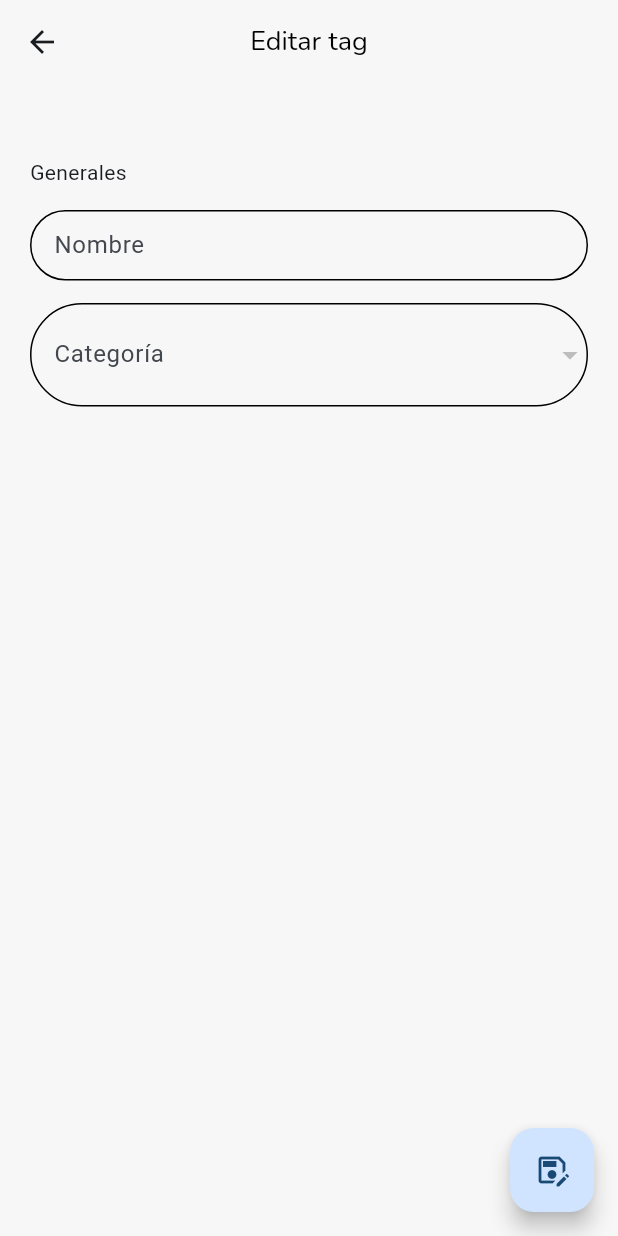
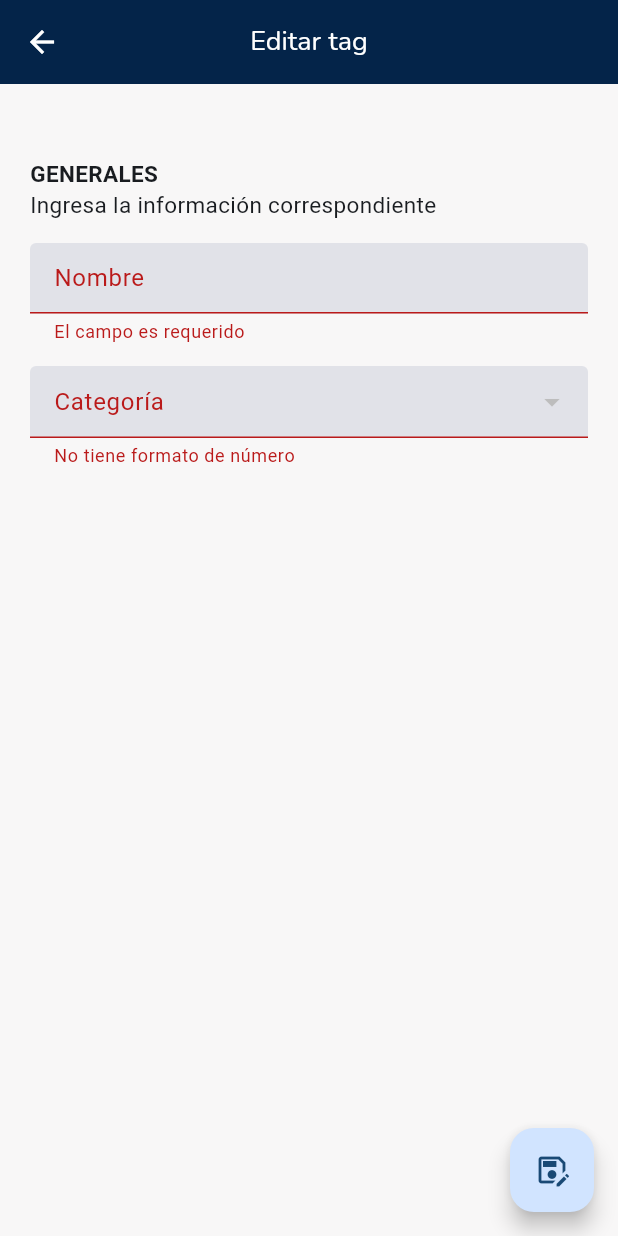
Before and after one commit to ariannosanchez/frontend_leadcenter, a Flutter app: the TagScreen screen opened directly with empty values, after a tap on the "save as" icon, on a phone screen of 412 x 824 dp. Run offline on Flutter 3.47's test engine with Material 3 defaults, Android fonts, the phone set to English and light mode, and no system bars; our stand-ins replace dio, flutter_dotenv, flutter_riverpod, formz, go_router, google_fonts and 1 more; accounts and stored records are empty; network calls fail; project files that could hold a hidden picture were left out.

Commit message:
Implementando dropdownbutton

```diff
--- a/lib/config/theme/app_theme.dart
+++ b/lib/config/theme/app_theme.dart
@@ -4,7 +4,7 @@ import 'package:google_fonts/google_fonts.dart';
 
 const colorSeed = Color(0xff424CB8);
 const scaffoldBackgroundColor = Color(0xFFF8F7F7);
-const mainColor = Color(0xFF091257);
+const mainColor = Color(0xFF042449);
 const secondColor = Color(0xFF0ECE20);
 
 class AppTheme {
@@ -41,9 +41,10 @@ class AppTheme {
     ///* AppBar
     appBarTheme: AppBarTheme(
       centerTitle: true,
-      color: scaffoldBackgroundColor,
+      iconTheme: const IconThemeData( color: Colors.white ),
+      color: mainColor,
       titleTextStyle: GoogleFonts.nunito()
-        .copyWith( fontSize: 18, fontWeight: FontWeight.w400, color: Colors.black ),
+        .copyWith( fontSize: 18, fontWeight: FontWeight.w400, color: Colors.white ),
     )
   );
 
--- a/lib/features/shared/infrastructure/inputs/number.dart
+++ b/lib/features/shared/infrastructure/inputs/number.dart
@@ -30,10 +30,10 @@ class Number extends FormzInput<int, NumberError> {
 
     if ( value.toString().isEmpty || value.toString().trim().isEmpty ) return NumberError.empty;
 
-    final isInteger = int.tryParse( value.toString()) ?? -1;
-    if ( isInteger == -1 ) return NumberError.format;
+    final isInteger = int.tryParse( value.toString()) ?? 0;
+    if ( isInteger == 0 ) return NumberError.format;
 
-    if ( value < 0 ) return NumberError.value;
+    if ( value <= 0 ) return NumberError.value;
 
     return null;
   }
--- a/lib/features/shared/widgets/custom_dropdown_button.dart
+++ b/lib/features/shared/widgets/custom_dropdown_button.dart
@@ -4,7 +4,7 @@ class CustomDropdownButtonField<T> extends StatelessWidget {
   final String? label;
   final String? hint;
   final String? errorMessage;
-  final List<DropdownMenuItem<T>> items;
+  final List<DropdownMenuItem<T>>? items;
   final T? value;
   final Function(T?)? onChanged;
   final Function(T?)? onSaved;
@@ -26,24 +26,18 @@ class CustomDropdownButtonField<T> extends StatelessWidget {
   Widget build(BuildContext context) {
     final colors = Theme.of(context).colorScheme;
 
-    final border = OutlineInputBorder(
-      borderRadius: BorderRadius.circular(40),
-    );
-
     return DropdownButtonFormField<T>(
-      value: value,
+      value: items != null && items!.any((item) => item.value == value) ? value : null,
       items: items,
       onChanged: onChanged,
       onSaved: onSaved,
+      style: const TextStyle( fontSize: 15, color: Colors.black54 ),
       validator: validator,
       decoration: InputDecoration(
         floatingLabelBehavior: FloatingLabelBehavior.auto,
         floatingLabelStyle: const TextStyle(fontWeight: FontWeight.bold, fontSize: 15),
-        enabledBorder: border,
-        focusedBorder: border.copyWith(borderSide: BorderSide(color: colors.primary)),
-        errorBorder: border.copyWith(borderSide: const BorderSide(color: Colors.red)),
-        focusedErrorBorder: border.copyWith(borderSide: const BorderSide(color: Colors.red)),
         isDense: true,
+        filled: true,
         label: label != null ? Text(label!) : null,
         hintText: hint,
         errorText: errorMessage,
--- /dev/null
+++ b/lib/features/shared/widgets/custom_field.dart
@@ -0,0 +1,60 @@
+import 'package:flutter/material.dart';
+
+class CustomField extends StatelessWidget {
+
+  final String? label;
+  final String? hint;
+  final String? helperText;
+  final String? errorMessage;
+  final bool obscureText;
+  final TextInputType? keyboardType;
+  final int maxLines;
+  final String initialValue;
+  final Function(String)? onChanged;
+  final Function(String)? onFieldSubmitted;
+  final String? Function(String?)? validator;
+
+  const CustomField({
+    super.key,
+    this.label,
+    this.hint,
+    this.helperText,
+    this.errorMessage,
+    this.obscureText = false,
+    this.keyboardType = TextInputType.text,
+    this.maxLines = 1,
+    this.initialValue = '',
+    this.onChanged,
+    this.onFieldSubmitted,
+    this.validator,
+  });
+
+  @override
+  Widget build(BuildContext context) {
+
+    final colors = Theme.of(context).colorScheme;
+
+    return TextFormField(
+      onChanged: onChanged,
+      onFieldSubmitted: onFieldSubmitted,
+      validator: validator,
+      obscureText: obscureText,
+      keyboardType: keyboardType,
+      style: const TextStyle( fontSize: 15, color: Colors.black54 ),
+      maxLines: maxLines,
+      initialValue: initialValue,
+      decoration: InputDecoration(
+        floatingLabelBehavior: maxLines > 1 ? FloatingLabelBehavior.always : FloatingLabelBehavior.auto,
+        floatingLabelStyle: const TextStyle(fontWeight: FontWeight.bold, fontSize: 15),
+        isDense: true,
+        filled: true,
+        label: label != null ? Text(label!) : null,
+        hintText: hint,
+        helperText: helperText,
+        errorText: errorMessage,
+        focusColor: colors.primary,
+          // icon: Icon( Icons.supervised_user_circle_outlined, color: colors.primary, )
+      ),
+    );
+  }
+}
--- a/lib/features/tags/infrastructure/datasources/tags_datasource_impl.dart
+++ b/lib/features/tags/infrastructure/datasources/tags_datasource_impl.dart
@@ -36,7 +36,7 @@ class TagsDatasourceImpl extends TagsDatasource {
         url,
         data: tagLike,
         options: Options(
-          method: method,
+          method: method
         )
       );
 
--- a/lib/features/tags/presentation/providers/forms/tag_form_provider.dart
+++ b/lib/features/tags/presentation/providers/forms/tag_form_provider.dart
@@ -1,113 +1,116 @@
+import 'package:flutter_riverpod/flutter_riverpod.dart';
+import 'package:formz/formz.dart';
+import 'package:lead_center/features/shared/infrastructure/inputs/inputs.dart';
+import 'package:lead_center/features/tags/domain/domain.dart';
+import 'package:lead_center/features/tags/presentation/providers/providers.dart';
 
-// import 'package:flutter_riverpod/flutter_riverpod.dart';
-// import 'package:formz/formz.dart';
-// import 'package:lead_center/features/shared/shared.dart';
-// import 'package:lead_center/features/tag_categories/domain/domain.dart';
-// import 'package:lead_center/features/tag_categories/infrastructure/infrastructure.dart';
-// import 'package:lead_center/features/tags/domain/domain.dart';
-// import 'package:lead_center/features/tags/presentation/providers/providers.dart';
+final tagFormProvider = StateNotifierProvider.autoDispose.family<TagFormNotifier, TagFormState, Tag>(
+  (ref, tag) {
+
+    // final createUpdateCallback = ref.watch( tagsRepositoryProvider ).createUpdateTag;
+    final createUpdateCallback = ref.watch( tagsProvider.notifier ).createOrUpdateTag;
+
+    return TagFormNotifier(
+      tag: tag,
+      onSubmitCallback: createUpdateCallback,
+    );
+  }
+);
 
 
-// final tagFormProvider = StateNotifierProvider.autoDispose.family<TagFormNotifier, TagFormState, Tag>(
-//   (ref, tag) {
-//     final createUpdateCallback = ref.watch( tagsProvider.notifier ).createOrUpdateTag;
+class TagFormNotifier extends StateNotifier<TagFormState> {
 
-//     return TagFormNotifier(
-//       tag : tag,
-//       onSubmitCallback: createUpdateCallback,
-//     );
-//   }
-// );
+  final Future<bool> Function( Map<String, dynamic> tagLike )? onSubmitCallback;
+
+  TagFormNotifier({
+    this.onSubmitCallback,
+    required Tag tag,
+  }): super (
+    TagFormState(
+      id: tag.id,
+      name: Name.dirty(tag.name),
+      tagCategory: Number.dirty(tag.tagCategory.id)
+    )
+  );
+
+  Future<bool> onFormSubmit() async {
+    _touchedEverything();
+    if ( !state.isFormValid ) return false;
+
+    if ( onSubmitCallback == null ) return false;
+
+    final tagLike = {
+      'id' : (state.id == 0) ? null : state.id,
+      'name': state.name.value,
+      'tagCategory': state.tagCategory.value
+    };
+
+    try {
+      return await onSubmitCallback!( tagLike );
+
+    } catch (e) {
+      return false;
+    }
+
+  }
+
+  void _touchedEverything() {
+    state = state.copyWith(
+      isFormValid: Formz.validate([
+        Name.dirty(state.name.value),
+      ]),
+    );
+  }
+
+  void onNameChanged( String value ) {
+    state = state.copyWith(
+      name: Name.dirty(value),
+      isFormValid: Formz.validate([
+        Name.dirty(value),
+        Number.dirty(state.tagCategory.value),
+      ])
+    );
+  }
+
+  void onTagCategoryChanged( int value ) {
+    state = state.copyWith(
+      tagCategory: Number.dirty(value),
+      isFormValid: Formz.validate([
+        Name.dirty(state.name.value),
+        Number.dirty(state.tagCategory.value),
+      ])
+    );
+  }
+
+}
 
 
-// class TagFormNotifier extends StateNotifier<TagFormState> {
+class TagFormState {
 
-//   final Future<bool> Function( Map<String, dynamic> tagLike )? onSubmitCallback;
+  final bool isFormValid;
+  final int? id;
+  final Name name;
+  final Number tagCategory;
 
-//   TagFormNotifier({
-//     this.onSubmitCallback,
-//     required Tag tag,
-//   }): super (
-//     TagFormState(
-//       id: tag.id,
-//       name: Name.dirty(tag.name),
-//       tagCategory: Number.dirty(tag.tagCategory.id),
-//     )
-//   );
+  TagFormState({
+    this.isFormValid = false,
+    this.id,
+    this.name = const Name.dirty(''),
+    this.tagCategory = const Number.dirty(0)
+  });
 
-//   void onNameChanged( String value ) {
-//     state = state.copyWith(
-//       name: Name.dirty(value),
-//       isFormValid: Formz.validate([
-//         Name.dirty(value),
-//       ])
-//     );
-//   }
-
-//   void onTagCategoryChanged( int value ) {
-//     state = state.copyWith(
-//       tagCategory: Number.dirty(value),
-//       isFormValid: Formz.validate([
-//         Number.dirty(value),
-//       ])
-//     );
-//   }
-
-//   Future<bool> onFormSubmit() async {
-//     _touchedEverything();
-//     if ( !state.isFormValid ) return false;
-
-//     if ( onSubmitCallback == null ) return false;
-
-//     final tagLike = {
-//       'id': (state.id == 0),
-//       'name': state.name.value,
-//       'tagCategory': TagCategoryMapper.tagCategoryJsonToEntity( ),
-//     };
-
-//     try {
-//       return await onSubmitCallback!(tagLike);
-//     } catch (e) {
-//       return false;
-//     }
-//   }
+  TagFormState copyWith({
+    bool? isFormValid,
+    int?  id,
+    Name? name,
+    Number? tagCategory,
+  }) => TagFormState(
+    isFormValid: isFormValid ?? this.isFormValid,
+    id: id ?? this.id,
+    name: name ?? this.name,
+    tagCategory: tagCategory ?? this.tagCategory,
+  );
 
 
-//   void _touchedEverything() {
-//     state = state.copyWith(
-//       isFormValid: Formz.validate([
-//         Name.dirty(state.name.value),
-//       ])
-//     );
-//   }
 
-// }
-
-// class TagFormState {
-
-//   final bool isFormValid;
-//   final int? id;
-//   final Name name;
-//   final TagCategory tagCategory;
-
-//   TagFormState({
-//     this.isFormValid = false,
-//     this.id,
-//     this.name = const Name.dirty(''),
-//     required this.tagCategory
-//   });
-
-//   TagFormState copyWith({
-//     bool? isFormValid,
-//     int? id,
-//     Name? name,
-//     dynamic tagCategory
-//   }) {
-//     return TagFormState(
-//       isFormValid: isFormValid ?? this.isFormValid,
-//       id: id ?? this.id,
-//       name: name ?? this.name,
-//       tagCategory: tagCategory ?? this.tagCategory
-//     );
-//   }
-// }
+}
--- a/lib/features/tags/presentation/providers/tag_provider.dart
+++ b/lib/features/tags/presentation/providers/tag_provider.dart
@@ -36,7 +36,7 @@ class TagNotifier extends StateNotifier<TagState> {
   Future<void> loadTag() async {
     try {
 
-      if (state.id == 0) {
+      if ( state.id == 0 ) {
         state = state.copyWith(
           isLoading: false,
           tag: newEmptyTag(),
--- a/lib/features/tags/presentation/providers/tags_provider.dart
+++ b/lib/features/tags/presentation/providers/tags_provider.dart
@@ -29,7 +29,7 @@ class TagsNotifier extends StateNotifier<TagsState> {
       final tag = await tagsRepository.createUpdateTag(tagLike);
       final isTagInList = state.tags.any((element) => element.id == tag.id );
 
-      if( !isTagInList ) {
+      if ( !isTagInList ) {
         state = state.copyWith(
           tags: [...state.tags, tag]
         );
@@ -41,7 +41,6 @@ class TagsNotifier extends StateNotifier<TagsState> {
           (element) => ( element.id == tag.id ) ? tag : element,
         ).toList()
       );
-
       return true;
 
     } catch (e) {
--- a/lib/features/tags/presentation/screens/tag_screem.dart
+++ b/lib/features/tags/presentation/screens/tag_screem.dart
@@ -1,6 +1,7 @@
 import 'package:flutter/material.dart';
 import 'package:flutter_riverpod/flutter_riverpod.dart';
 import 'package:lead_center/features/shared/shared.dart';
+import 'package:lead_center/features/shared/widgets/custom_field.dart';
 import 'package:lead_center/features/tag_categories/presentation/providers/providers.dart';
 import 'package:lead_center/features/tags/domain/domain.dart';
 import 'package:lead_center/features/tags/presentation/providers/providers.dart';
@@ -11,12 +12,21 @@ class TagScreen extends ConsumerWidget {
 
   const TagScreen({super.key, required this.tagId});
 
+  void showSnackbar( BuildContext context ) {
+    ScaffoldMessenger.of(context).clearSnackBars();
+    ScaffoldMessenger.of(context).showSnackBar(
+      const SnackBar(content: Text('Etiqueta Actualizada'))
+    );
+  }
+
   @override
   Widget build(BuildContext context, WidgetRef ref) {
 
     final tagState = ref.watch( tagProvider(tagId) );
 
-    return Scaffold(
+    return GestureDetector(
+      onTap: () => FocusScope.of(context).unfocus(),
+      child: Scaffold(
         appBar: AppBar(
           title: const Text('Editar tag'),
         ),
@@ -25,29 +35,49 @@ class TagScreen extends ConsumerWidget {
           ? const FullScreenLoader()
           : _TagView( tag: tagState.tag! ),
         floatingActionButton: FloatingActionButton(
-        onPressed: () {},
+          onPressed: () {
+
+            if ( tagState.tag == null ) return;
+
+            ref.read(
+              tagFormProvider(tagState.tag!).notifier
+            ).onFormSubmit()
+              .then((value) {
+                if ( !value ) return;
+                showSnackbar(context);
+              });
+
+          },
           child: const Icon((Icons.save_as_outlined)),
+        ),
       ),
     );
   }
 }
 
-class _TagView extends StatelessWidget {
+class _TagView extends ConsumerWidget {
 
   final Tag tag;
 
   const _TagView({required this.tag});
 
   @override
-  Widget build(BuildContext context) {
+  Widget build(BuildContext context, WidgetRef ref) {
+
+    final tagForm = ref.watch( tagFormProvider(tag) );
 
     final textStyles = Theme.of(context).textTheme;
 
     return ListView(
       children: [
-
           const SizedBox( height: 10 ),
-          Center(child: Text( tag.name, style: textStyles.titleSmall )),
+          Center(
+            child: Text(
+              tagForm.name.value,
+              style: textStyles.titleSmall,
+              textAlign: TextAlign.center,
+            )
+          ),
           const SizedBox( height: 10 ),
           _TagInformation( tag: tag ),
 
@@ -63,6 +93,8 @@ class _TagInformation extends ConsumerWidget {
   @override
   Widget build(BuildContext context, WidgetRef ref ) {
 
+    final tagForm = ref.watch( tagFormProvider(tag) );
+
     final tagCategories = ref.watch( tagCategoriesProvider );
 
     return Padding(
@@ -70,51 +102,32 @@ class _TagInformation extends ConsumerWidget {
       child: Column(
         crossAxisAlignment: CrossAxisAlignment.start,
         children: [
-          const Text('Generales'),
+          const Text('GENERALES', style: TextStyle( fontSize: 15, fontWeight: FontWeight.bold ) ),
+          const Text('Ingresa la información correspondiente', style: TextStyle( fontSize: 15, fontWeight: FontWeight.normal ) ),
+
           const SizedBox(height: 15 ),
-          CustomTagField(
+
+          CustomField(
             label: 'Nombre',
-            initialValue: tag.name,
+            initialValue: tagForm.name.value,
+            onChanged: ref.read( tagFormProvider(tag).notifier).onNameChanged,
+            errorMessage: tagForm.name.errorMessage,
           ),
 
           const SizedBox(height: 15 ),
 
           CustomDropdownButtonField(
             label: 'Categoría',
-            value: tag.tagCategory.id,
+            value: tagForm.tagCategory.value,
             items: tagCategories.tagCategories.map(
               (tagCategory) => DropdownMenuItem(
                 value: tagCategory.id,
                 child: Text(tagCategory.name, style: const TextStyle( fontSize: 15, fontWeight: FontWeight.normal ) ),
               )).toList(),
-            onChanged: ( value ) {
-              print(value);
-            },
+            onChanged: ( value ) =>
+              ref.read( tagFormProvider(tag).notifier).onTagCategoryChanged(value ?? 0),
+            errorMessage: tagForm.tagCategory.errorMessage,
           ),
-
-          // DropdownButtonFormField(
-          //   style: const TextStyle( fontSize: 15, color: Colors.black54 ),
-
-          //   value: tag.tagCategory.id,
-          //   items: tagCategories.tagCategories.map(
-          //     (tagCategory) => DropdownMenuItem(
-          //       value: tagCategory.id,
-          //       child: Text(tagCategory.name, style: const TextStyle( fontSize: 15, fontWeight: FontWeight.normal ) ),
-          //     )).toList(),
-          //   onChanged: ( value ) {
-          //     print(value);
-          //   },
-          //   icon: const Icon(
-          //     Icons.arrow_drop_down_circle_outlined
-          //   ),
-          //   decoration: InputDecoration(
-          //     labelText: 'Categoría',
-          //     isDense: true,
-          //     border: OutlineInputBorder(
-          //       borderRadius: BorderRadius.circular(40),
-          //     ),
-          //   ),
-          // ),
 
           const SizedBox(height: 100 ),
         ],
@@ -122,76 +135,3 @@ class _TagInformation extends ConsumerWidget {
     );
   }
 }
-
-
-class _DropDown extends StatelessWidget {
-
-  const _DropDown({super.key});
-
-  @override
-  Widget build(BuildContext context) {
-    return Container();
-  }
-}
-
-
-class _SizeSelector extends StatelessWidget {
-  final List<String> selectedSizes;
-  final List<String> sizes = const['XS','S','M','L','XL','XXL','XXXL'];
-
-  const _SizeSelector({required this.selectedSizes});
-
-
-  @override
-  Widget build(BuildContext context) {
-    return SegmentedButton(
-      showSelectedIcon: false,
-      segments: sizes.map((size) {
-        return ButtonSegment(
-          value: size,
-          label: Text(size, style: const TextStyle(fontSize: 10))
-        );
-      }).toList(),
-      selected: Set.from( selectedSizes ),
-      onSelectionChanged: (newSelection) {
-        print(newSelection);
-      },
-      multiSelectionEnabled: true,
-    );
-  }
-}
-
-class _GenderSelector extends StatelessWidget {
-  final String selectedGender;
-  final List<String> genders = const['men','women','kid'];
-  final List<IconData> genderIcons = const[
-    Icons.man,
-    Icons.woman,
-    Icons.boy,
-  ];
-
-  const _GenderSelector({required this.selectedGender});
-
-
-  @override
-  Widget build(BuildContext context) {
-    return Center(
-      child: SegmentedButton(
-        multiSelectionEnabled: false,
-        showSelectedIcon: false,
-        style: const ButtonStyle(visualDensity: VisualDensity.compact ),
-        segments: genders.map((size) {
-          return ButtonSegment(
-            icon: Icon( genderIcons[ genders.indexOf(size) ] ),
-            value: size,
-            label: Text(size, style: const TextStyle(fontSize: 12))
-          );
-        }).toList(),
-        selected: { selectedGender },
-        onSelectionChanged: (newSelection) {
-          print(newSelection);
-        },
-      ),
-    );
-  }
-}
--- a/lib/features/tags/presentation/screens/tags_screen.dart
+++ b/lib/features/tags/presentation/screens/tags_screen.dart
@@ -21,7 +21,9 @@ class TagsScreen extends StatelessWidget {
       floatingActionButton: FloatingActionButton.extended(
         label: const Text('Nueva etiqueta'),
         icon: const Icon(Icons.add),
-        onPressed: () {},
+        onPressed: () {
+          context.push('/tags/0');
+        },
       ),
     );
   }
```
Lines whose indentation alone changed are shown as unchanged.
